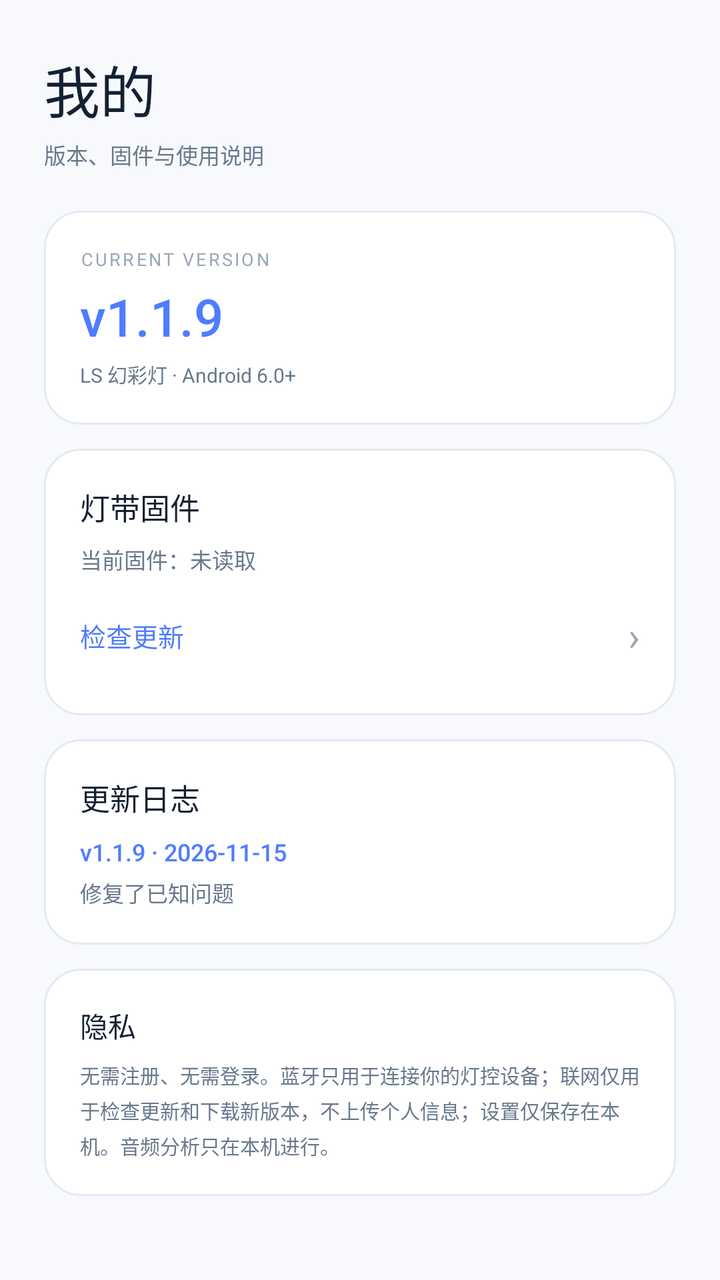
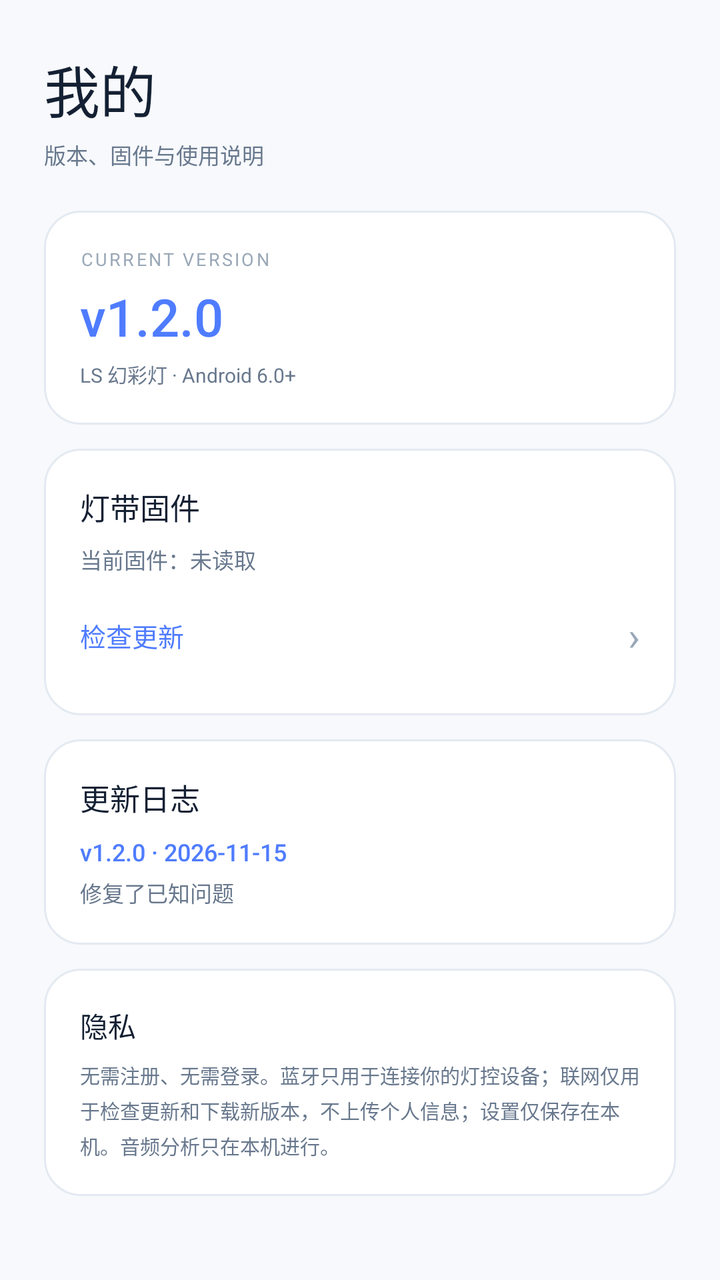

Two renders of the same Android screen: before a commit and after it. Below are the layout's source before the change and the commit's diff.
<!-- AndroidManifest.xml: application theme Theme.LS -->
<!-- res/layout/page_profile_ls.xml -->
<?xml version="1.0" encoding="utf-8"?>
<ScrollView xmlns:android="http://schemas.android.com/apk/res/android"
    android:layout_width="match_parent"
    android:layout_height="match_parent"
    android:clipToPadding="false"
    android:fillViewport="true"
    android:overScrollMode="never"
    android:scrollbars="none">

    <LinearLayout
        android:layout_width="match_parent"
        android:layout_height="wrap_content"
        android:orientation="vertical"
        android:paddingStart="22dp"
        android:paddingTop="24dp"
        android:paddingEnd="22dp"
        android:paddingBottom="92dp">

        <TextView
            android:layout_width="wrap_content"
            android:layout_height="wrap_content"
            android:fontFamily="sans-serif-medium"
            android:text="我的"
            android:textColor="@color/ls_text"
            android:textSize="28sp" />

        <TextView
            android:layout_width="wrap_content"
            android:layout_height="wrap_content"
            android:layout_marginTop="4dp"
            android:text="版本、固件与使用说明"
            android:textColor="@color/ls_secondary"
            android:textSize="11sp" />

        <LinearLayout
            android:layout_width="match_parent"
            android:layout_height="wrap_content"
            android:layout_marginTop="20dp"
            android:background="@drawable/bg_ls_card"
            android:orientation="vertical"
            android:padding="18dp">

            <TextView
                android:layout_width="wrap_content"
                android:layout_height="wrap_content"
                android:letterSpacing="0.12"
                android:text="CURRENT VERSION"
                android:textColor="@color/ls_tertiary"
                android:textSize="9sp" />

            <TextView
                android:id="@+id/versionLabel"
                android:layout_width="wrap_content"
                android:layout_height="wrap_content"
                android:layout_marginTop="5dp"
                android:fontFamily="sans-serif-medium"
                android:longClickable="false"
                android:text="v1.1.9"
                android:textColor="@color/ls_accent"
                android:textSize="26sp" />

            <TextView
                android:layout_width="wrap_content"
                android:layout_height="wrap_content"
                android:layout_marginTop="4dp"
                android:text="LS 幻彩灯 · Android 6.0+"
                android:textColor="@color/ls_secondary"
                android:textSize="10sp" />
        </LinearLayout>

        <LinearLayout
            android:layout_width="match_parent"
            android:layout_height="wrap_content"
            android:layout_marginTop="12dp"
            android:background="@drawable/bg_ls_card"
            android:orientation="vertical"
            android:padding="18dp">

            <TextView
                android:layout_width="wrap_content"
                android:layout_height="wrap_content"
                android:fontFamily="sans-serif-medium"
                android:text="灯带固件"
                android:textColor="@color/ls_text"
                android:textSize="15sp" />

            <TextView
                android:id="@+id/currentFirmware"
                android:layout_width="wrap_content"
                android:layout_height="wrap_content"
                android:layout_marginTop="7dp"
                android:text="当前固件：未读取"
                android:textColor="@color/ls_secondary"
                android:textSize="11sp" />

            <LinearLayout
                android:id="@+id/checkFirmwareRow"
                android:layout_width="match_parent"
                android:layout_height="44dp"
                android:layout_marginTop="8dp"
                android:clickable="true"
                android:focusable="true"
                android:gravity="center_vertical"
                android:orientation="horizontal">

                <TextView
                    android:layout_width="0dp"
                    android:layout_height="wrap_content"
                    android:layout_weight="1"
                    android:fontFamily="sans-serif-medium"
                    android:text="检查更新"
                    android:textColor="@color/ls_accent"
                    android:textSize="13sp" />

                <View
                    android:id="@+id/firmwareDot"
                    android:layout_width="8dp"
                    android:layout_height="8dp"
                    android:layout_marginEnd="9dp"
                    android:background="@drawable/bg_dot_red"
                    android:visibility="gone" />

                <TextView
                    android:layout_width="wrap_content"
                    android:layout_height="wrap_content"
                    android:text="›"
                    android:textColor="@color/ls_tertiary"
                    android:textSize="20sp" />
            </LinearLayout>
        </LinearLayout>

        <LinearLayout
            android:id="@+id/devLogRow"
            android:layout_width="match_parent"
            android:layout_height="wrap_content"
            android:layout_marginTop="12dp"
            android:background="@drawable/bg_ls_card"
            android:clickable="true"
            android:focusable="true"
            android:gravity="center_vertical"
            android:orientation="horizontal"
            android:padding="18dp"
            android:visibility="gone">

            <LinearLayout
                android:layout_width="0dp"
                android:layout_height="wrap_content"
                android:layout_weight="1"
                android:orientation="vertical">

                <TextView
                    android:layout_width="wrap_content"
                    android:layout_height="wrap_content"
                    android:fontFamily="sans-serif-medium"
                    android:text="运行日志"
                    android:textColor="@color/ls_text"
                    android:textSize="14sp" />

                <TextView
                    android:id="@+id/devLogCount"
                    android:layout_width="wrap_content"
                    android:layout_height="wrap_content"
                    android:layout_marginTop="4dp"
                    android:text="开发者模式 · 记录发码与模式"
                    android:textColor="@color/ls_secondary"
                    android:textSize="10sp" />
            </LinearLayout>

            <TextView
                android:layout_width="wrap_content"
                android:layout_height="wrap_content"
                android:text="LOG ›"
                android:textColor="@color/ls_accent"
                android:textSize="11sp" />
        </LinearLayout>

        <LinearLayout
            android:id="@+id/changelogCard"
            android:layout_width="match_parent"
            android:layout_height="wrap_content"
            android:layout_marginTop="12dp"
            android:background="@drawable/bg_ls_card"
            android:orientation="vertical"
            android:padding="18dp">

            <LinearLayout
                android:id="@+id/changelogHeader"
                android:layout_width="match_parent"
                android:layout_height="wrap_content"
                android:clickable="true"
                android:focusable="true"
                android:gravity="center_vertical"
                android:orientation="horizontal">

                <LinearLayout
                    android:layout_width="0dp"
                    android:layout_height="wrap_content"
                    android:layout_weight="1"
                    android:orientation="vertical">

                    <TextView
                        android:layout_width="wrap_content"
                        android:layout_height="wrap_content"
                        android:fontFamily="sans-serif-medium"
                        android:text="更新日志"
                        android:textColor="@color/ls_text"
                        android:textSize="15sp" />

                    <TextView
                        android:id="@+id/changelogCurrentVersion"
                        android:layout_width="wrap_content"
                        android:layout_height="wrap_content"
                        android:layout_marginTop="8dp"
                        android:fontFamily="sans-serif-medium"
                        android:text="v1.1.9 · 2026-11-15"
                        android:textColor="@color/ls_accent"
                        android:textSize="12sp" />

                    <TextView
                        android:layout_width="wrap_content"
                        android:layout_height="wrap_content"
                        android:layout_marginTop="4dp"
                        android:text="修复了已知问题"
                        android:textColor="@color/ls_secondary"
                        android:textSize="11sp" />
                </LinearLayout>

                <TextView
                    android:id="@+id/changelogToggle"
                    android:layout_width="wrap_content"
                    android:layout_height="wrap_content"
                    android:paddingStart="10dp"
                    android:paddingTop="6dp"
                    android:paddingEnd="2dp"
                    android:paddingBottom="6dp"
                    android:text="查看历史"
                    android:textColor="@color/ls_tertiary"
                    android:textSize="9sp"
                    android:visibility="gone" />
            </LinearLayout>

            <LinearLayout
                android:id="@+id/changelogHistoryList"
                android:layout_width="match_parent"
                android:layout_height="wrap_content"
                android:layout_marginTop="10dp"
                android:orientation="vertical"
                android:visibility="gone" />
        </LinearLayout>

        <LinearLayout
            android:layout_width="match_parent"
            android:layout_height="wrap_content"
            android:layout_marginTop="12dp"
            android:background="@drawable/bg_ls_card"
            android:orientation="vertical"
            android:padding="18dp">

            <TextView
                android:layout_width="wrap_content"
                android:layout_height="wrap_content"
                android:fontFamily="sans-serif-medium"
                android:text="隐私"
                android:textColor="@color/ls_text"
                android:textSize="14sp" />

            <TextView
                android:layout_width="match_parent"
                android:layout_height="wrap_content"
                android:layout_marginTop="7dp"
                android:lineSpacingExtra="3dp"
                android:text="无需注册、无需登录。蓝牙只用于连接你的灯控设备；联网仅用于检查更新和下载新版本，不上传个人信息；设置仅保存在本机。音频分析只在本机进行。"
                android:textColor="@color/ls_secondary"
                android:textSize="10sp" />
        </LinearLayout>
    </LinearLayout>
</ScrollView>
<!-- resources referenced by this layout -->
<resources>
  <color name="ls_accent">#4F7CFF</color>
  <color name="ls_secondary">#68788D</color>
  <color name="ls_tertiary">#9AA8B8</color>
  <color name="ls_text">#142033</color>
  <!-- drawable bg_dot_red (drawable) -->
  <?xml version="1.0" encoding="utf-8"?>
  <shape xmlns:android="http://schemas.android.com/apk/res/android"
      android:shape="oval">
      <solid android:color="#FFFF4D6D" />
      <size
          android:width="8dp"
          android:height="8dp" />
  </shape>
  <!-- drawable bg_ls_card (drawable) -->
  <?xml version="1.0" encoding="utf-8"?>
  <shape xmlns:android="http://schemas.android.com/apk/res/android"
      android:shape="rectangle">
      <solid android:color="@color/ls_card" />
      <corners android:radius="18dp" />
      <stroke
          android:width="1dp"
          android:color="@color/ls_stroke" />
  </shape>
  <style name="Theme.LS" parent="@android:style/Theme.Material.Light.NoActionBar">
          <item name="android:fontFamily">sans-serif</item>
          <item name="android:windowBackground">@color/ls_bg</item>
          <item name="android:colorAccent">@color/ls_accent</item>
          <item name="android:statusBarColor">@color/ls_bg</item>
          <item name="android:navigationBarColor">@color/ls_bg</item>
          <item name="android:windowLightStatusBar">true</item>
          <item name="android:windowLightNavigationBar">true</item>
          <item name="android:windowNoTitle">true</item>
          <item name="android:windowActionModeOverlay">true</item>
          <item name="android:windowDrawsSystemBarBackgrounds">true</item>
          <item name="android:windowSoftInputMode">adjustResize</item>
      </style>
  <color name="ls_card">#FFFFFF</color>
  <color name="ls_stroke">#E4EAF2</color>
  <color name="ls_bg">#F7F9FC</color>
</resources>

<!-- the commit's change to res/layout/page_profile_ls.xml (unified diff, before → after) -->
@@ -55,7 +55,7 @@
                 android:layout_marginTop="5dp"
                 android:fontFamily="sans-serif-medium"
                 android:longClickable="false"
-                android:text="v1.1.9"
+                android:text="v1.2.0"
                 android:textColor="@color/ls_accent"
                 android:textSize="26sp" />
 
@@ -212,7 +212,7 @@
                         android:layout_height="wrap_content"
                         android:layout_marginTop="8dp"
                         android:fontFamily="sans-serif-medium"
-                        android:text="v1.1.9 · 2026-11-15"
+                        android:text="v1.2.0 · 2026-11-15"
                         android:textColor="@color/ls_accent"
                         android:textSize="12sp" />
 
